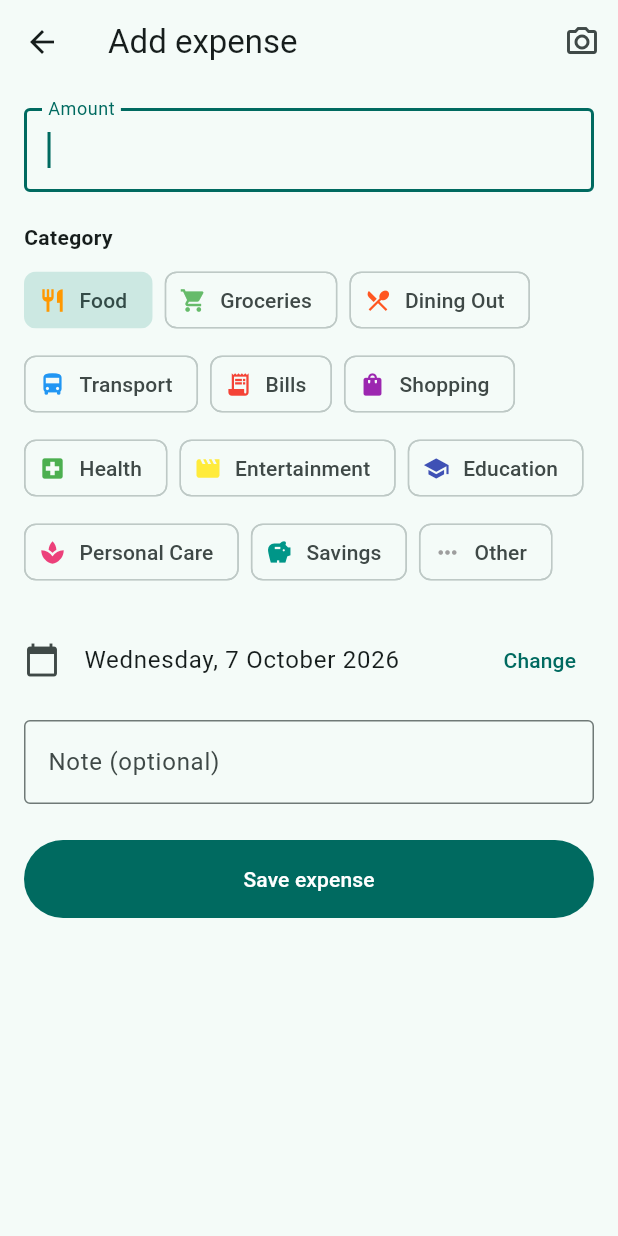
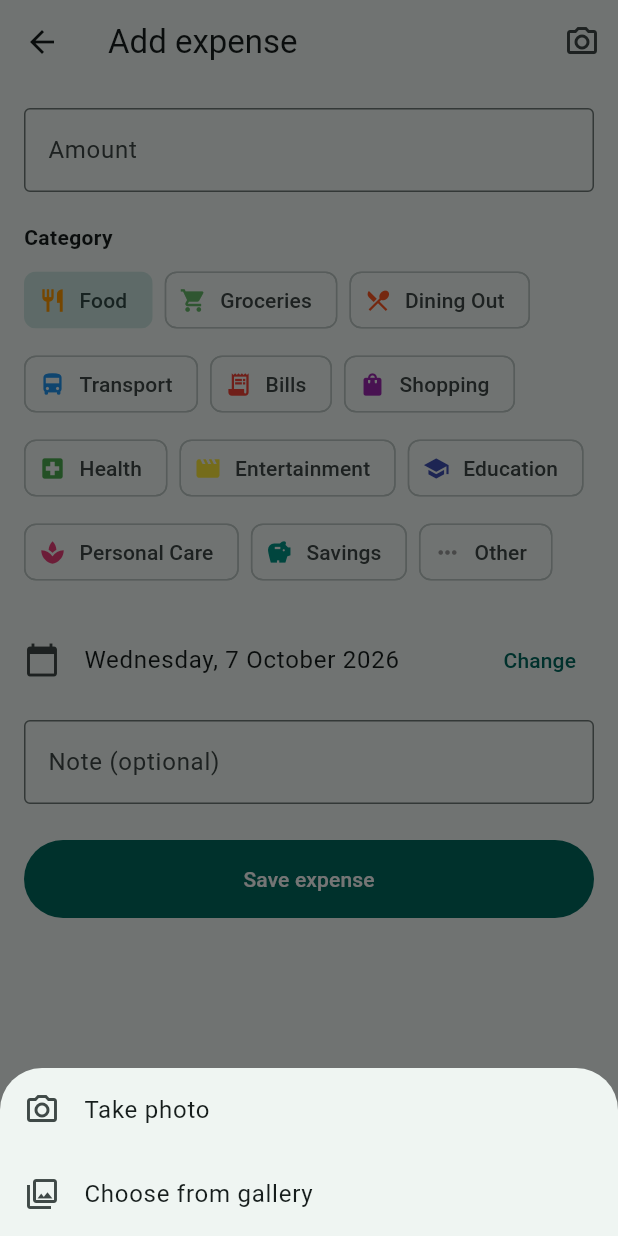
Before and after one commit to thilinaucsc/BudgieApp, a Flutter app: the AddExpenseScreen screen opened directly, after a tap on the "camera alt" icon, on a phone screen of 412 x 824 dp. Run offline on Flutter 3.47's test engine with Material 3 defaults, Android fonts, the phone set to English and light mode, and no system bars; our stand-ins replace fl_chart, google_generative_ai, google_sign_in, image_picker, sqflite; missing offline and left inert: google_mlkit_text_recognition, googleapis; accounts and stored records are empty.

Commit message:
feat: show camera/gallery picker when scanning a bill
Tapping the camera button now shows a bottom sheet with Take photo and
Choose from gallery, so users can snap a receipt in real time instead of
only picking an existing image.

Co-Authored-By: Claude Sonnet 4.6 <noreply@anthropic.com>

```diff
--- a/lib/screens/add_expense_screen.dart
+++ b/lib/screens/add_expense_screen.dart
@@ -53,8 +53,33 @@ class _AddExpenseScreenState extends State<AddExpenseScreen> {
     if (picked != null) setState(() => _date = picked);
   }
 
+  Future<ImageSource?> _pickSource() async {
+    return showModalBottomSheet<ImageSource>(
+      context: context,
+      builder: (_) => SafeArea(
+        child: Column(
+          mainAxisSize: MainAxisSize.min,
+          children: [
+            ListTile(
+              leading: const Icon(Icons.camera_alt_outlined),
+              title: const Text('Take photo'),
+              onTap: () => Navigator.pop(context, ImageSource.camera),
+            ),
+            ListTile(
+              leading: const Icon(Icons.photo_library_outlined),
+              title: const Text('Choose from gallery'),
+              onTap: () => Navigator.pop(context, ImageSource.gallery),
+            ),
+          ],
+        ),
+      ),
+    );
+  }
+
   Future<void> _scanBill() async {
-    final picked = await ImagePicker().pickImage(source: ImageSource.gallery);
+    final source = await _pickSource();
+    if (source == null || !mounted) return;
+    final picked = await ImagePicker().pickImage(source: source);
     if (picked == null || !mounted) return;
     setState(() => _scanning = true);
     final db = DatabaseHelper.instance;
```
